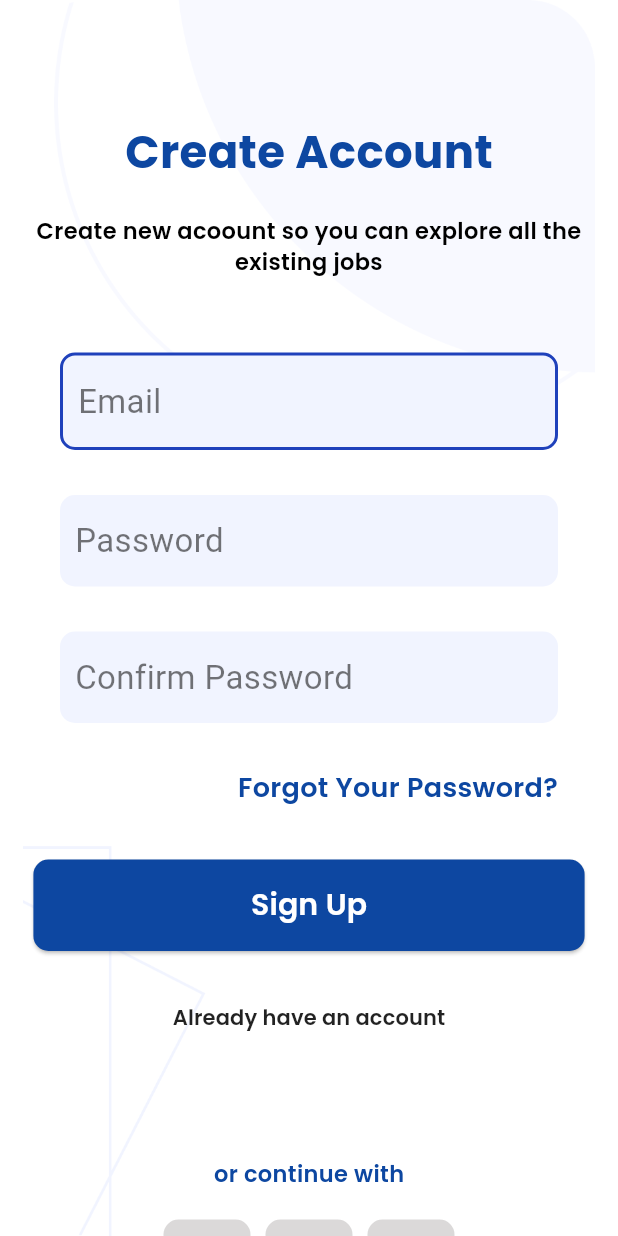
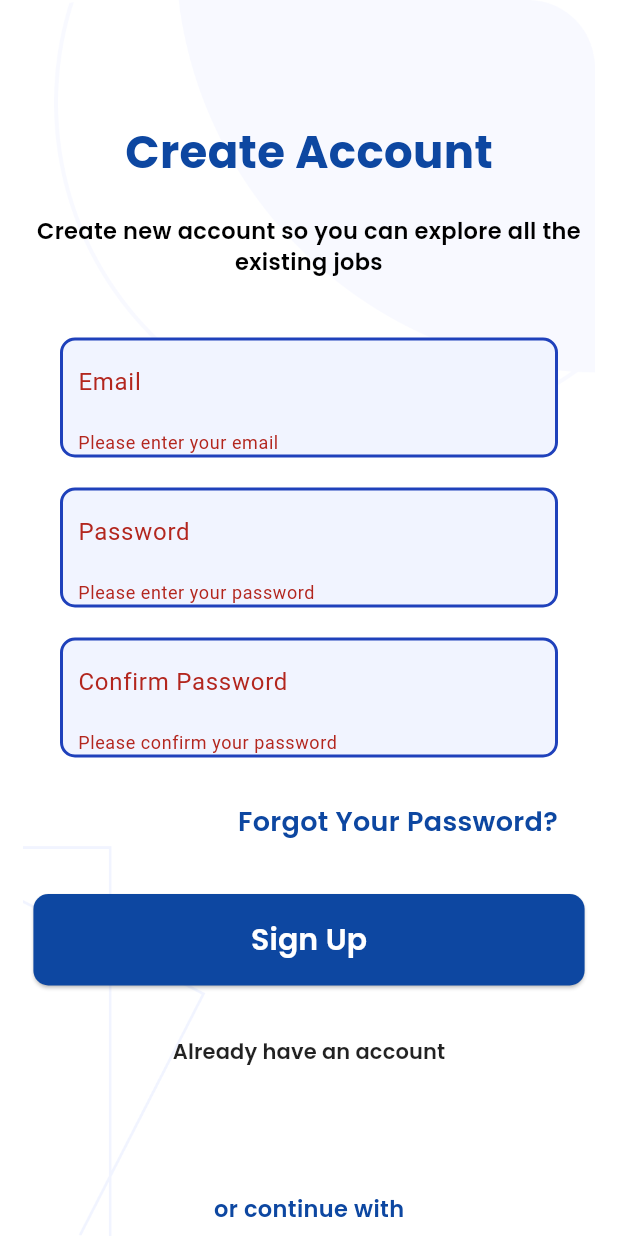
Before and after one commit to ALGO1822/Job-app-login-UI, a Flutter app: the SignupPage screen opened directly, after a tap on "Sign Up", on a phone screen of 412 x 824 dp. Run offline on Flutter 3.47's test engine with Material 3 defaults, Android fonts, the phone set to English and light mode, and no system bars.

Commit message:
added textboxes

```diff
--- a/lib/signup.dart
+++ b/lib/signup.dart
@@ -2,8 +2,18 @@ import 'package:flutter/material.dart';
 import 'package:login_ui/login.dart';
 import 'social_media_button.dart';
 
-class SignupPage extends StatelessWidget {
+class SignupPage extends StatefulWidget {
   const SignupPage({super.key});
+
+  @override
+  _SignupPageState createState() => _SignupPageState();
+}
+
+class _SignupPageState extends State<SignupPage> {
+  final _formKey = GlobalKey<FormState>();
+  final TextEditingController _emailController = TextEditingController();
+  final TextEditingController _passwordController = TextEditingController();
+  final TextEditingController _confirmPasswordController = TextEditingController();
 
   @override
   Widget build(BuildContext context) {
@@ -17,16 +27,14 @@ class SignupPage extends StatelessWidget {
       child: Scaffold(
         backgroundColor: Colors.transparent,
         body: SafeArea(
+          child: SingleChildScrollView(
+            child: Form(
+              key: _formKey,
               child: Column(
                 crossAxisAlignment: CrossAxisAlignment.center,
                 mainAxisAlignment: MainAxisAlignment.start,
                 children: [
-              const SizedBox(
-                height: 60,
-              ),
-
-              //Main Text Section
-
+                  const SizedBox(height: 60),
                   Padding(
                     padding: const EdgeInsets.symmetric(vertical: 20),
                     child: Center(
@@ -40,16 +48,12 @@ class SignupPage extends StatelessWidget {
                       ),
                     ),
                   ),
-
-              //Sub Text
-
-              const Center(
-                child: SizedBox(
+                  const SizedBox(
                     width: 400,
                     child: Padding(
                       padding: EdgeInsets.symmetric(horizontal: 8),
                       child: Text(
-                      'Create new acoount so you can explore all the existing jobs',
+                        'Create new account so you can explore all the existing jobs',
                         style: TextStyle(
                           color: Colors.black,
                           fontFamily: 'Poppins-SemiBold',
@@ -59,109 +63,48 @@ class SignupPage extends StatelessWidget {
                       ),
                     ),
                   ),
-              ),
-              const SizedBox(
-                height: 10,
-              ),
+                  const SizedBox(height: 40),
 
-              //Spacer between text and form
+                  // Email TextField
+                  _buildTextField('Email', _emailController, TextInputType.emailAddress, 'Please enter your email', (value) {
+                    if (value == null || value.isEmpty) {
+                      return 'Please enter your email';
+                    } else if (!RegExp(r"^[a-zA-Z0-9._%+-]+@[a-zA-Z0-9.-]+\\.[a-zA-Z]{2,4}").hasMatch(value)) {
+                      return 'Enter a valid email';
+                    }
+                    return null;
+                  }),
 
-              const SizedBox(
-                height: 40,
-              ),
-              Container(
-                padding:
-                    const EdgeInsets.symmetric(horizontal: 10, vertical: 15),
-                margin: const EdgeInsets.symmetric(horizontal: 40),
-                decoration: BoxDecoration(
-                  color: const Color.fromARGB(255, 241, 244, 255),
-                  borderRadius: BorderRadius.circular(10),
-                  border: Border.all(
-                    color: const Color.fromARGB(255, 31, 65, 187),
-                    width: 2,
-                  ),
-                ),
+                  const SizedBox(height: 20),
 
-                //Email
+                  // Password TextField
+                  _buildTextField('Password', _passwordController, TextInputType.text, 'Please enter your password', (value) {
+                    if (value == null || value.isEmpty) {
+                      return 'Please enter your password';
+                    } else if (value.length < 6) {
+                      return 'Password must be at least 6 characters';
+                    }
+                    return null;
+                  }, obscureText: true),
 
-                child: const Row(
-                  children: [
-                    Text(
-                      'Email',
-                      style: TextStyle(
-                        fontSize: 22,
-                        color: Colors.black54,
-                      ),
-                    ),
-                  ],
-                ),
-              ),
-              const SizedBox(
-                height: 30,
-              ),
+                  const SizedBox(height: 20),
 
-              //Password
+                  // Confirm Password TextField
+                  _buildTextField('Confirm Password', _confirmPasswordController, TextInputType.text, 'Please confirm your password', (value) {
+                    if (value == null || value.isEmpty) {
+                      return 'Please confirm your password';
+                    } else if (value != _passwordController.text) {
+                      return 'Passwords do not match';
+                    }
+                    return null;
+                  }, obscureText: true),
 
-              Container(
-                padding:
-                    const EdgeInsets.symmetric(horizontal: 10, vertical: 15),
-                margin: const EdgeInsets.symmetric(horizontal: 40),
-                decoration: BoxDecoration(
-                  color: const Color.fromARGB(255, 241, 244, 255),
-                  borderRadius: BorderRadius.circular(10),
-                ),
-                child: const Row(
-                  children: [
-                    Text(
-                      'Password',
-                      style: TextStyle(
-                        fontSize: 22,
-                        color: Colors.black54,
-                      ),
-                    ),
-                  ],
-                ),
-              ),
-              const SizedBox(
-                height: 30,
-              ),
+                  const SizedBox(height: 10),
 
-              //Confirm Password
-
-              Container(
-                padding:
-                const EdgeInsets.symmetric(horizontal: 10, vertical: 15),
-                margin: const EdgeInsets.symmetric(horizontal: 40),
-                decoration: BoxDecoration(
-                  color: const Color.fromARGB(255, 241, 244, 255),
-                  borderRadius: BorderRadius.circular(10),
-                ),
-                child: const Row(
-                  children: [
-                    Text(
-                      'Confirm Password',
-                      style: TextStyle(
-                        fontSize: 22,
-                        color: Colors.black54,
-                      ),
-                    ),
-                  ],
-                ),
-              ),
-              const SizedBox(
-                height: 10,
-              ),
-
-              //Forgot Password
-
-              Column(
-                crossAxisAlignment: CrossAxisAlignment.end,
-                children: [
                   Align(
                     alignment: Alignment.centerRight,
                     child: Padding(
-                      padding: const EdgeInsets.symmetric(
-                          horizontal: 40, vertical: 20),
+                      padding: const EdgeInsets.symmetric(horizontal: 40, vertical: 20),
                       child: Text(
                         'Forgot Your Password?',
                         style: TextStyle(
@@ -172,20 +115,17 @@ class SignupPage extends StatelessWidget {
                       ),
                     ),
                   ),
-                ],
-              ),
-
-              //Spacer between form and button
 
                   const SizedBox(height: 15),
 
-              //Button
-
                   ElevatedButton(
-                onPressed: () {},
+                    onPressed: () {
+                      if (_formKey.currentState!.validate()) {
+                        // Proceed with signup
+                      }
+                    },
                     style: ElevatedButton.styleFrom(
-                  padding: const EdgeInsets.symmetric(
-                      horizontal: 145.0, vertical: 16.0),
+                      padding: const EdgeInsets.symmetric(horizontal: 145.0, vertical: 16.0),
                       shape: RoundedRectangleBorder(
                         borderRadius: BorderRadius.circular(10),
                       ),
@@ -193,22 +133,15 @@ class SignupPage extends StatelessWidget {
                     ),
                     child: const Text(
                       'Sign Up',
-                  style: TextStyle(
-                      color: Colors.white,
-                      fontSize: 20,
-                      fontFamily: 'Poppins-SemiBold'),
+                      style: TextStyle(color: Colors.white, fontSize: 20, fontFamily: 'Poppins-SemiBold'),
                     ),
                   ),
 
-              const SizedBox(
-                height: 20,
-              ),
-
-              //Already have an account
+                  const SizedBox(height: 20),
 
                   TextButton(
                     onPressed: () {
-                  Navigator.push(context, MaterialPageRoute(builder: (context) => LoginPage()),);
+                      Navigator.push(context, MaterialPageRoute(builder: (context) => LoginPage()));
                     },
                     child: const Text(
                       'Already have an account',
@@ -219,11 +152,8 @@ class SignupPage extends StatelessWidget {
                       ),
                     ),
                   ),
-              const SizedBox(
-                height: 70,
-              ),
 
-              //  Continue with
+                  const SizedBox(height: 70),
 
                   Text(
                     'or continue with',
@@ -233,26 +163,52 @@ class SignupPage extends StatelessWidget {
                       color: Colors.blue[900],
                     ),
                   ),
-              const SizedBox(
-                height: 20,
-              ),
-
-              //Social Media Icons
+                  const SizedBox(height: 20),
 
                   Row(
                     mainAxisAlignment: MainAxisAlignment.center,
                     children: [
-                  SocialMediaButton(iconData: Icons.g_mobiledata, onpressed: () {},),
-                  const SizedBox(width: 10,),
-                  SocialMediaButton(iconData: Icons.facebook, onpressed: () {},),
-                  const SizedBox(width: 10,),
-                  SocialMediaButton(iconData: Icons.apple, onpressed: () {},)
+                      SocialMediaButton(iconData: Icons.g_mobiledata, onpressed: () {}),
+                      const SizedBox(width: 10),
+                      SocialMediaButton(iconData: Icons.facebook, onpressed: () {}),
+                      const SizedBox(width: 10),
+                      SocialMediaButton(iconData: Icons.apple, onpressed: () {}),
                     ],
                   ),
                 ],
               ),
             ),
           ),
+        ),
+      ),
+    );
+  }
+
+  // Function to build the input fields
+  Widget _buildTextField(String label, TextEditingController controller, TextInputType keyboardType, String validatorMessage, FormFieldValidator<String> validator, {bool obscureText = false}) {
+    return Container(
+      margin: const EdgeInsets.symmetric(horizontal: 40),
+      decoration: BoxDecoration(
+        color: const Color.fromARGB(255, 241, 244, 255),
+        borderRadius: BorderRadius.circular(10),
+        border: Border.all(
+          color: const Color.fromARGB(255, 31, 65, 187),
+          width: 2,
+        ),
+      ),
+      child: Padding(
+        padding: const EdgeInsets.symmetric(horizontal: 10),
+        child: TextFormField(
+          controller: controller,
+          decoration: InputDecoration(
+            labelText: label,
+            border: InputBorder.none,
+          ),
+          keyboardType: keyboardType,
+          obscureText: obscureText,
+          validator: validator,
+        ),
+      ),
     );
   }
 }
```
Also changed, not shown: lib/login.dart (+72 -71 lines). Lines whose indentation alone changed are shown as unchanged.
